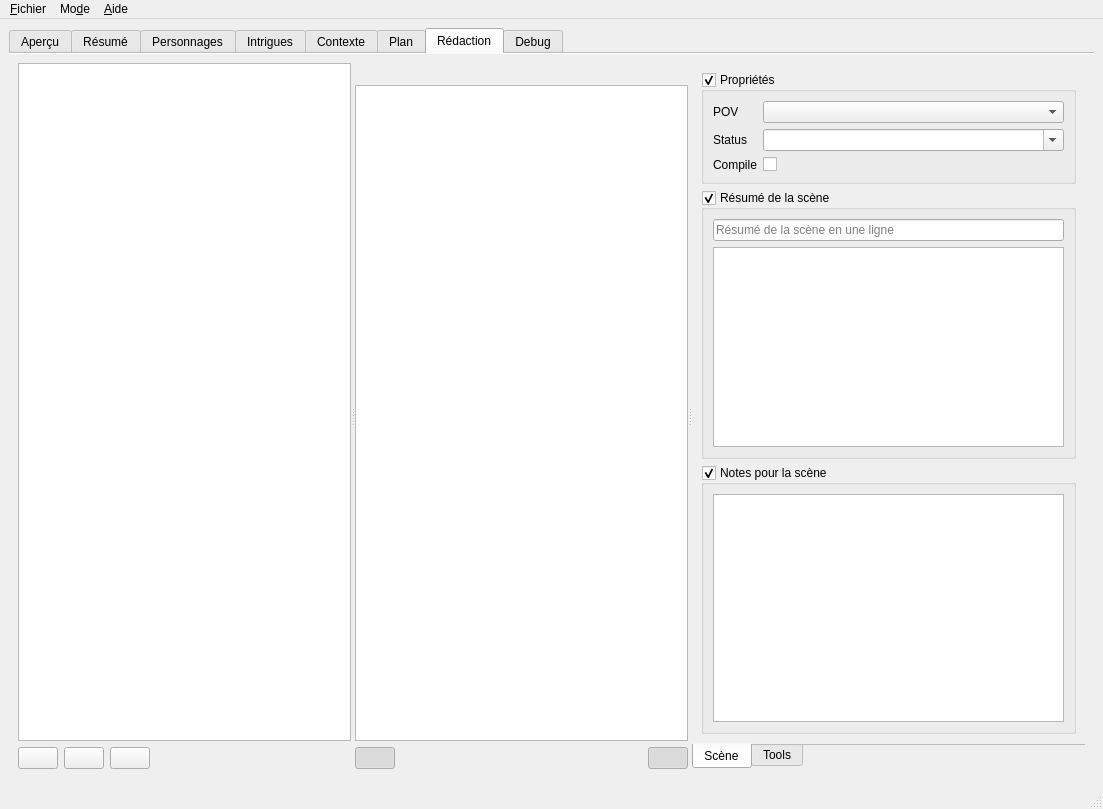
Before: the Qt Designer form src/ui/mainWindow.ui in olivierkes/manuskript, drawn with Qt 5.
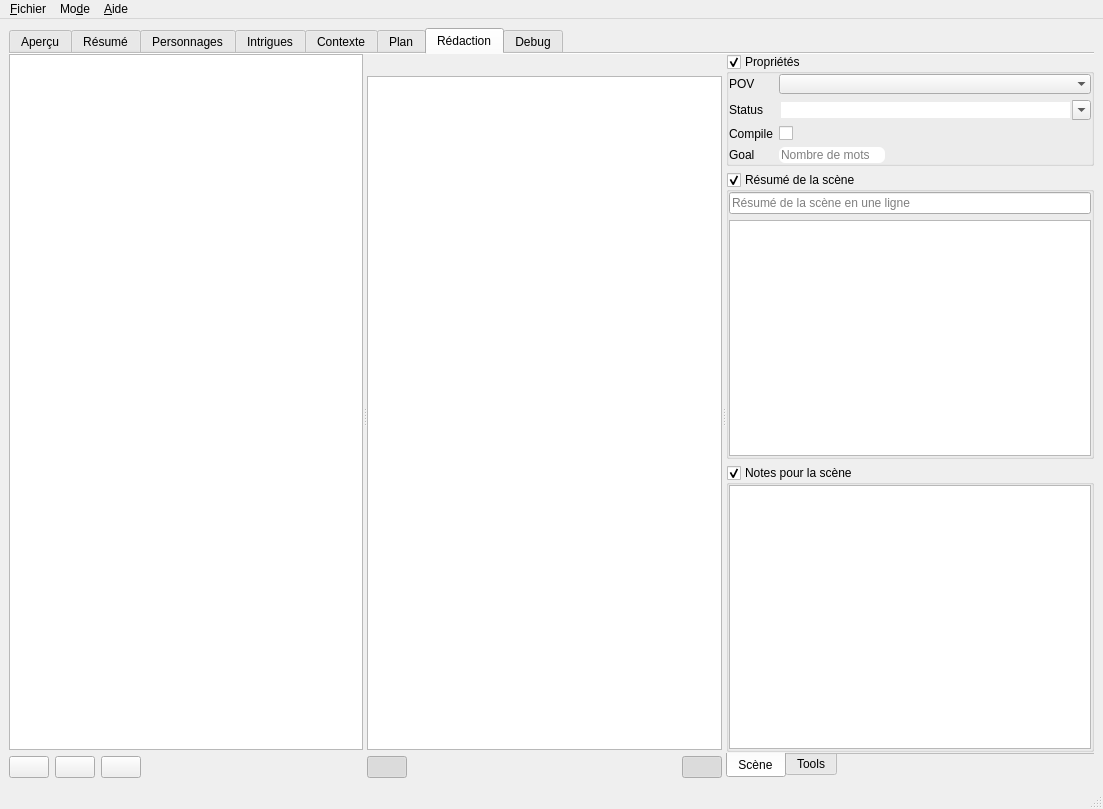
After: the same form once the commit is applied. The open tabs and pages were chosen to show the change. Icons and pictures are not drawn. Custom widgets are drawn as their Qt base class.

The edit to the form file:
```diff
--- a/src/ui/mainWindow.ui
+++ b/src/ui/mainWindow.ui
@@ -18,7 +18,7 @@
     <item>
      <widget class="QTabWidget" name="tabMain">
       <property name="currentIndex">
-       <number>2</number>
+       <number>6</number>
       </property>
       <property name="documentMode">
        <bool>true</bool>
@@ -935,6 +935,9 @@
            <property name="currentIndex">
             <number>0</number>
            </property>
+           <property name="documentMode">
+            <bool>true</bool>
+           </property>
            <widget class="QWidget" name="infos_2">
             <attribute name="title">
              <string>Informations générales</string>
@@ -1202,7 +1205,7 @@
             <item>
              <widget class="QComboBox" name="comboBox_2">
               <property name="currentIndex">
-               <number>1</number>
+               <number>0</number>
               </property>
               <property name="frame">
                <bool>false</bool>
@@ -1219,7 +1222,7 @@
               </item>
               <item>
                <property name="text">
-                <string>4 pages</string>
+                <string>Complet</string>
                </property>
               </item>
              </widget>
@@ -1281,13 +1284,10 @@
        </attribute>
        <layout class="QVBoxLayout" name="verticalLayout_27">
         <item>
-         <widget class="QSplitter" name="splitterPlan">
+         <widget class="QSplitter" name="splitterOutlineH">
           <property name="orientation">
            <enum>Qt::Horizontal</enum>
           </property>
-          <property name="childrenCollapsible">
-           <bool>false</bool>
-          </property>
           <widget class="QTreeWidget" name="treeWidget_2">
            <property name="dragEnabled">
             <bool>true</bool>
@@ -1331,9 +1331,13 @@
             </item>
            </item>
           </widget>
-          <widget class="QWidget" name="layoutWidget">
+          <widget class="QWidget" name="">
            <layout class="QVBoxLayout" name="verticalLayout_14">
             <item>
+             <widget class="QSplitter" name="splitterOutlineV">
+              <property name="orientation">
+               <enum>Qt::Vertical</enum>
+              </property>
              <widget class="QTreeView" name="treePlanOutline">
               <property name="dragEnabled">
                <bool>true</bool>
@@ -1348,11 +1352,12 @@
                <enum>QAbstractItemView::ExtendedSelection</enum>
               </property>
              </widget>
-            </item>
-            <item>
-             <widget class="QGroupBox" name="groupbox">
-              <property name="title">
-               <string>Détails</string>
+              <widget class="QFrame" name="frame">
+               <property name="frameShape">
+                <enum>QFrame::StyledPanel</enum>
+               </property>
+               <property name="frameShadow">
+                <enum>QFrame::Raised</enum>
               </property>
               <layout class="QVBoxLayout" name="verticalLayout_13">
                <item>
@@ -1362,6 +1367,9 @@
                    <property name="text">
                     <string>POV</string>
                    </property>
+                    <property name="alignment">
+                     <set>Qt::AlignRight|Qt::AlignTrailing|Qt::AlignVCenter</set>
+                    </property>
                   </widget>
                  </item>
                  <item>
@@ -1383,7 +1391,7 @@
                <item>
                 <widget class="QLabel" name="label_9">
                  <property name="text">
-                  <string>Résumé en quelques phrases</string>
+                   <string>Résumé en quelques phrases:</string>
                  </property>
                 </widget>
                </item>
@@ -1392,6 +1400,7 @@
                </item>
               </layout>
              </widget>
+             </widget>
             </item>
             <item>
              <layout class="QHBoxLayout" name="horizontalLayout_18">
@@ -1445,7 +1454,7 @@
                </spacer>
               </item>
               <item>
-               <widget class="QPushButton" name="pushButton_23">
+               <widget class="QPushButton" name="btnPlanShowDetails">
                 <property name="text">
                  <string/>
                 </property>
@@ -1475,6 +1484,12 @@
         <string>Rédaction</string>
        </attribute>
        <layout class="QVBoxLayout" name="verticalLayout_28">
+        <property name="spacing">
+         <number>0</number>
+        </property>
+        <property name="margin">
+         <number>0</number>
+        </property>
         <item>
          <widget class="QSplitter" name="splitterRedac">
           <property name="orientation">
@@ -1647,6 +1662,9 @@
              <property name="sizeConstraint">
               <enum>QLayout::SetMaximumSize</enum>
              </property>
+             <property name="margin">
+              <number>0</number>
+             </property>
              <item>
               <widget class="collapsibleGroupBox" name="groupBox_4">
                <property name="sizePolicy">
@@ -1658,10 +1676,16 @@
                <property name="title">
                 <string>Propriétés</string>
                </property>
+               <property name="flat">
+                <bool>true</bool>
+               </property>
                <property name="checkable">
                 <bool>true</bool>
                </property>
                <layout class="QFormLayout" name="formLayout_5">
+                <property name="margin">
+                 <number>0</number>
+                </property>
                 <item row="0" column="0">
                  <widget class="QLabel" name="lblRedacPOV">
                   <property name="text">
@@ -1677,6 +1701,9 @@
                     <verstretch>0</verstretch>
                    </sizepolicy>
                   </property>
+                  <property name="frame">
+                   <bool>false</bool>
+                  </property>
                  </widget>
                 </item>
                 <item row="1" column="0">
@@ -1697,6 +1724,9 @@
                   <property name="editable">
                    <bool>true</bool>
                   </property>
+                  <property name="frame">
+                   <bool>false</bool>
+                  </property>
                  </widget>
                 </item>
                 <item row="2" column="0">
@@ -1707,12 +1737,41 @@
                  </widget>
                 </item>
                 <item row="2" column="1">
-                 <widget class="QCheckBox" name="chkRedacCompile">
+                 <widget class="chkOutlineCompile" name="chkRedacCompile">
                   <property name="text">
                    <string/>
                   </property>
                  </widget>
                 </item>
+                <item row="3" column="0">
+                 <widget class="QLabel" name="label_29">
+                  <property name="text">
+                   <string>Goal</string>
+                  </property>
+                 </widget>
+                </item>
+                <item row="3" column="1">
+                 <widget class="QLineEdit" name="txtRedacGoal">
+                  <property name="sizePolicy">
+                   <sizepolicy hsizetype="Fixed" vsizetype="Fixed">
+                    <horstretch>0</horstretch>
+                    <verstretch>0</verstretch>
+                   </sizepolicy>
+                  </property>
+                  <property name="autoFillBackground">
+                   <bool>false</bool>
+                  </property>
+                  <property name="styleSheet">
+                   <string notr="true">border-radius: 6px;</string>
+                  </property>
+                  <property name="frame">
+                   <bool>false</bool>
+                  </property>
+                  <property name="placeholderText">
+                   <string>Nombre de mots</string>
+                  </property>
+                 </widget>
+                </item>
                </layout>
               </widget>
              </item>
@@ -1721,12 +1780,21 @@
                <property name="title">
                 <string>Résumé de la scène</string>
                </property>
+               <property name="flat">
+                <bool>true</bool>
+               </property>
                <property name="checkable">
                 <bool>true</bool>
                </property>
                <layout class="QVBoxLayout" name="verticalLayout_22">
+                <property name="margin">
+                 <number>0</number>
+                </property>
                 <item>
                  <widget class="QLineEdit" name="txtRedacSummarySentance">
+                  <property name="inputMask">
+                   <string/>
+                  </property>
                   <property name="placeholderText">
                    <string>Résumé de la scène en une ligne</string>
                   </property>
@@ -1743,10 +1811,16 @@
                <property name="title">
                 <string>Notes pour la scène</string>
                </property>
+               <property name="flat">
+                <bool>true</bool>
+               </property>
                <property name="checkable">
                 <bool>true</bool>
                </property>
                <layout class="QHBoxLayout" name="horizontalLayout_29">
+                <property name="margin">
+                 <number>0</number>
+                </property>
                 <item>
                  <widget class="QPlainTextEdit" name="txtRedacNotes"/>
                 </item>
@@ -1760,12 +1834,21 @@
              <string>Tools</string>
             </attribute>
             <layout class="QVBoxLayout" name="verticalLayout_21">
+             <property name="margin">
+              <number>0</number>
+             </property>
              <item>
               <widget class="QGroupBox" name="groupBox_3">
                <property name="title">
                 <string>Aide mémoire</string>
                </property>
+               <property name="flat">
+                <bool>true</bool>
+               </property>
                <layout class="QVBoxLayout" name="verticalLayout_15">
+                <property name="margin">
+                 <number>0</number>
+                </property>
                 <item>
                  <widget class="QLineEdit" name="lineEdit_3">
                   <property name="placeholderText">
@@ -2045,6 +2128,11 @@
    <extends>QComboBox</extends>
    <header>ui.cmbOutlineStatusChoser.h</header>
   </customwidget>
+  <customwidget>
+   <class>chkOutlineCompile</class>
+   <extends>QCheckBox</extends>
+   <header>ui.chkOutlineCompile.h</header>
+  </customwidget>
  </customwidgets>
  <resources/>
  <connections>
```
Left out of the diff: 56 changed lines with no effect on the pictures. Lines whose indentation alone changed are shown as unchanged.
